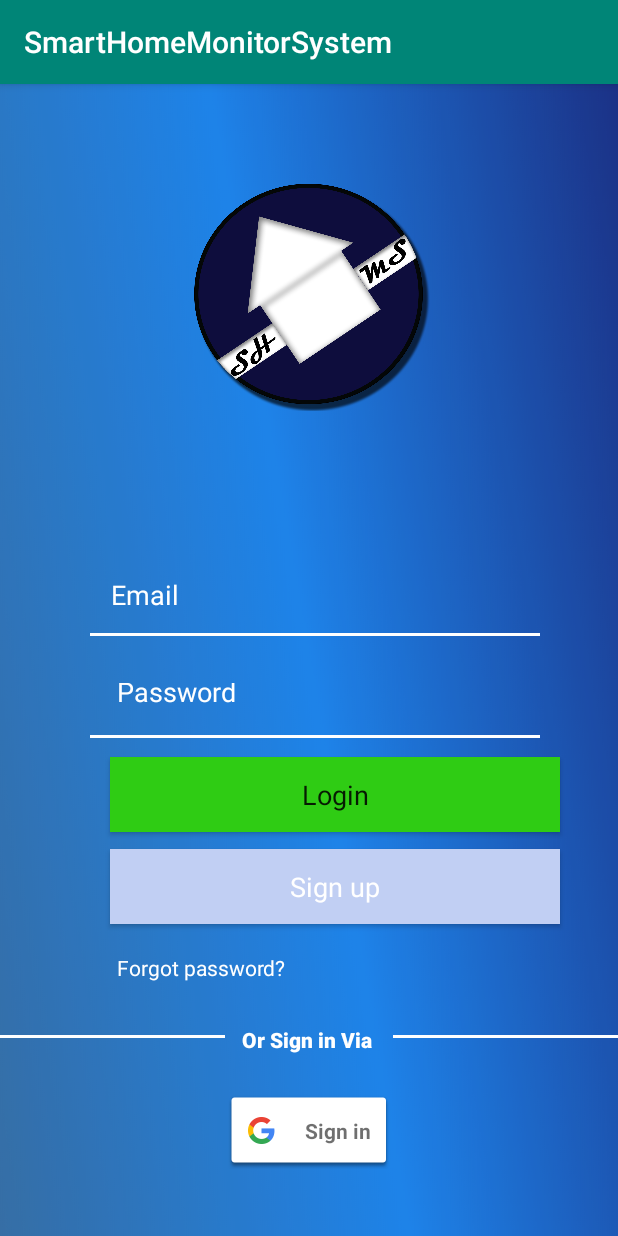
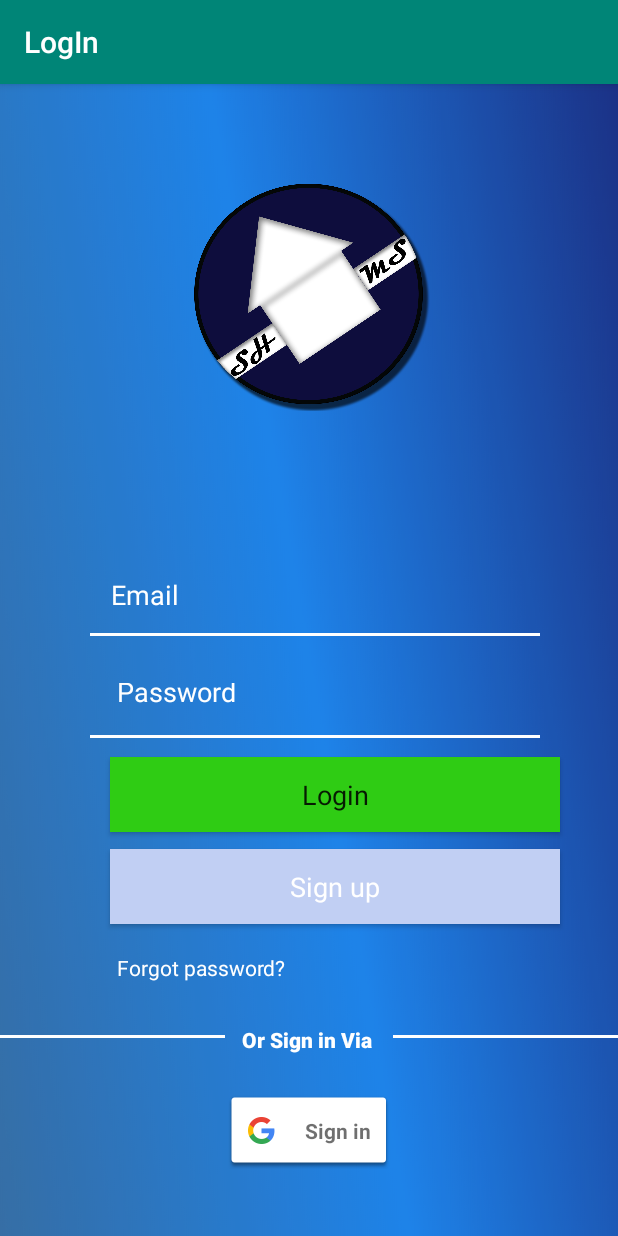
Before and after one commit to getLiauba/SmartHomeSoftwarePRoject, an Android app: the screen it shows after launch (MainActivity), on a phone screen of 412 x 824 dp. Run offline under Robolectric (Android 15) with nearby library versions, the light colour scheme and no system bars; our stand-ins replace Firebase (no records; nobody signed in at launch, a user with empty details on screens opened directly).

Commit message:
Added a navTitle to MainActivity.

```diff
--- a/app/src/main/java/com/smarthomemonitorsystem1/MainActivity.java
+++ b/app/src/main/java/com/smarthomemonitorsystem1/MainActivity.java
@@ -1,6 +1,7 @@
 package com.smarthomemonitorsystem1;
 
 import androidx.annotation.NonNull;
+import androidx.appcompat.app.ActionBar;
 import androidx.appcompat.app.AppCompatActivity;
 
 import android.content.Intent;
@@ -44,6 +45,8 @@ public class MainActivity extends AppCompatActivity {
         super.onCreate(savedInstanceState);
         setContentView(R.layout.activity_main);
         SignInButton signInButton = findViewById(R.id.sign_in_button);
+        ActionBar actionBar = getSupportActionBar();
+        actionBar.setTitle("LogIn");
         findAllViewsfromLayout();
         handleLogin();
 
```
